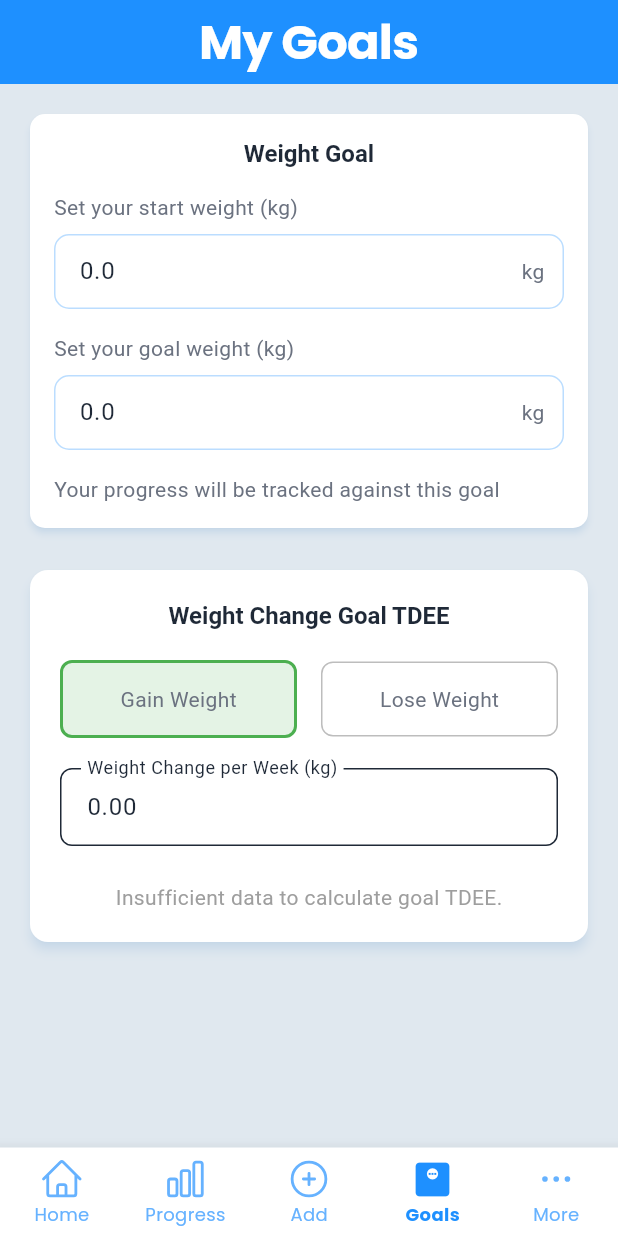
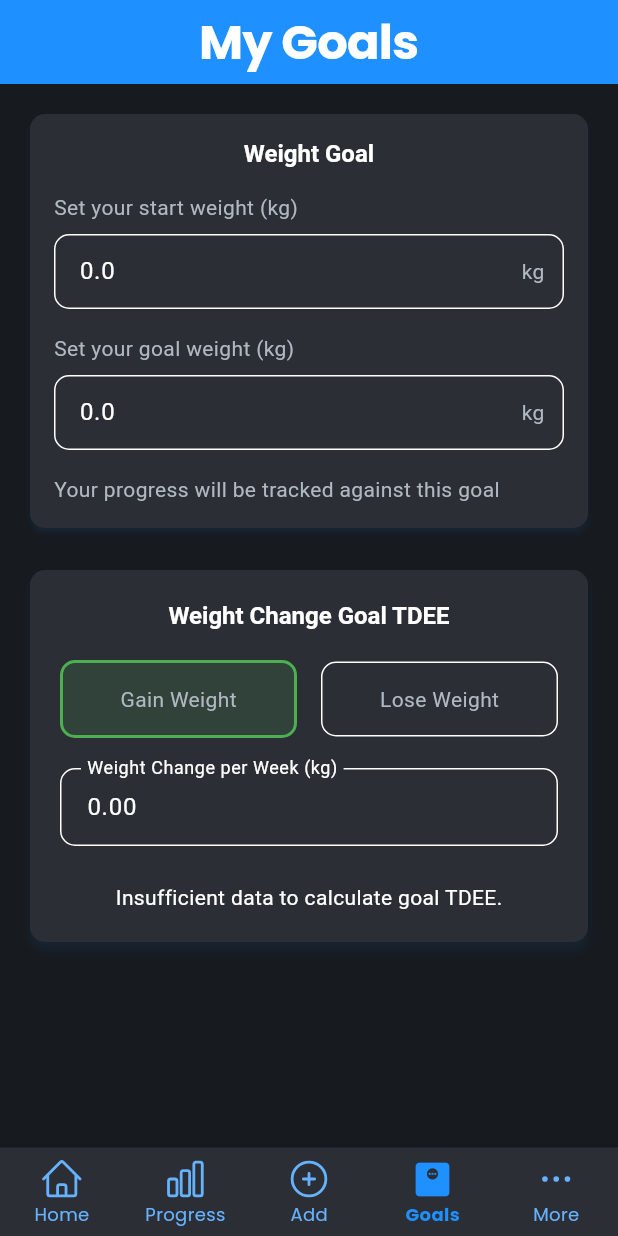
Before and after one commit to Barryrn/weighttracker, a Flutter app: the GoalsPage screen opened directly, on a phone screen of 412 x 824 dp. Run offline on Flutter 3.47's test engine with Material 3 defaults, Android fonts, the phone set to English and light mode, and no system bars; our stand-ins replace fl_chart, flutter_riverpod, google_fonts, heroicons, image_gallery_saver, image_picker and 3 more; missing offline and left inert: health; accounts and stored records are empty.

Commit message:
UI Uodates -  SwitchListTile

```diff
--- a/lib/Widget/goals/weight_goal_widget.dart
+++ b/lib/Widget/goals/weight_goal_widget.dart
@@ -56,7 +56,7 @@ class WeightGoalWidget extends ConsumerWidget {
               decoration: BoxDecoration(
                 borderRadius: BorderRadius.circular(10),
                 border: Border.all(
-                  color: Theme.of(context).colorScheme.primary.withOpacity(0.3),
+                  color: Theme.of(context).colorScheme.textPrimary,
                 ),
               ),
               child: TextFormField(
@@ -110,7 +110,7 @@ class WeightGoalWidget extends ConsumerWidget {
               decoration: BoxDecoration(
                 borderRadius: BorderRadius.circular(10),
                 border: Border.all(
-                  color: Theme.of(context).colorScheme.primary.withOpacity(0.3),
+                  color: Theme.of(context).colorScheme.textPrimary,
                 ),
               ),
               child: TextFormField(
--- a/lib/Widget/tdee/weight_change_tdee_goal_widget.dart
+++ b/lib/Widget/tdee/weight_change_tdee_goal_widget.dart
@@ -115,7 +115,7 @@ class _WeightChangeGoalTDEEWidgetState
         shadowColor: Theme.of(context).colorScheme.primary.withOpacity(0.2),
         color: Theme.of(context).colorScheme.card,
         elevation: 3,
-        shape: RoundedRectangleBorder(borderRadius: BorderRadius.circular(12)),
+        shape: RoundedRectangleBorder(borderRadius: BorderRadius.circular(10)),
         child: Padding(
           padding: const EdgeInsets.all(20),
           child: Column(
@@ -154,6 +154,7 @@ class _WeightChangeGoalTDEEWidgetState
                   _buildToggleButton(
                     context,
                     label: 'Lose Weight',
+
                     selected: !isGainingWeight,
                     color: Colors.redAccent,
                     onTap: () {
@@ -180,7 +181,7 @@ class _WeightChangeGoalTDEEWidgetState
                 decoration: InputDecoration(
                   labelText: 'Weight Change per Week (${weightUnit})',
                   border: OutlineInputBorder(
-                    borderRadius: BorderRadius.circular(8),
+                    borderRadius: BorderRadius.circular(10),
                   ),
                   hintText:
                       'e.g. ${unitPrefs.useMetricWeight ? "0.50" : "1.10"}',
@@ -274,8 +275,8 @@ class _WeightChangeGoalTDEEWidgetState
                         'Calorie Adjustment',
                         '${calorieAdjustment.toStringAsFixed(0)} kcal/day',
                         valueColor: calorieAdjustment >= 0
-                            ? Colors.green
-                            : Colors.red,
+                            ? Theme.of(context).colorScheme.success
+                            : Theme.of(context).colorScheme.error,
                       ),
                       const Divider(height: 20, thickness: 1),
                       _buildSummaryRow(
@@ -291,7 +292,7 @@ class _WeightChangeGoalTDEEWidgetState
                   child: Text(
                     'Insufficient data to calculate goal TDEE.',
                     style: theme.textTheme.bodyMedium?.copyWith(
-                      color: Colors.grey,
+                      color: theme.colorScheme.textPrimary,
                     ),
                   ),
                 ),
@@ -317,9 +318,12 @@ class _WeightChangeGoalTDEEWidgetState
           padding: const EdgeInsets.symmetric(vertical: 14),
           decoration: BoxDecoration(
             color: selected ? color.withOpacity(0.15) : Colors.transparent,
-            borderRadius: BorderRadius.circular(8),
+            borderRadius: BorderRadius.circular(10),
             border: Border.all(
-              color: selected ? color : Colors.grey.shade400,
+              color: selected
+                  ? color
+                  : Theme.of(context).colorScheme.textPrimary,
+
               width: selected ? 2 : 1,
             ),
           ),
@@ -339,7 +343,22 @@ class _WeightChangeGoalTDEEWidgetState
       padding: const EdgeInsets.symmetric(vertical: 4),
       child: Row(
         mainAxisAlignment: MainAxisAlignment.spaceBetween,
-        children: [Text(label), Text(value)],
+        children: [
+          Text(
+            label,
+            style: TextStyle(
+              color: Theme.of(context).colorScheme.textPrimary,
+              fontWeight: isBold ? FontWeight.bold : FontWeight.normal,
+            ),
+          ),
+          Text(
+            value,
+            style: TextStyle(
+              color: valueColor ?? Theme.of(context).colorScheme.textPrimary,
+              fontWeight: isBold ? FontWeight.bold : FontWeight.normal,
+            ),
+          ),
+        ],
       ),
     );
   }
--- a/lib/main.dart
+++ b/lib/main.dart
@@ -50,7 +50,7 @@ class _MyAppState extends ConsumerState<MyApp> {
       title: 'Weight Tracker',
       theme: appTheme, // Use the predefined light theme
       darkTheme: appDarkTheme, // Use the predefined dark theme
-      // themeMode: ThemeMode.dark, // or ThemeMode.dark, ThemeMode.system
+      themeMode: ThemeMode.dark, // or ThemeMode.dark, ThemeMode.system
       home: const HomePage(),
     );
   }
```
Also changed, not shown: lib/Widget/health_widget.dart (+9 -11 lines), lib/Widget/more/profile/profile_birthday_widget.dart (+30 -6 lines), lib/Widget/more/profile/profile_gender_widget.dart (+22 -5 lines), lib/Widget/more/profile/profile_height_widget.dart (+24 -2 lines), lib/Widget/tdee_widget.dart (+10 -10 lines), lib/Widget/unit_conversion_widget.dart (+8 -6 lines).
